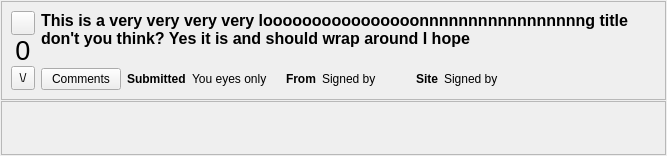
First picture: the form in retroshare-gui/src/gui/Posted/PostedItem.ui, repository chozabu/OldMeshDemocRS, before the edit.
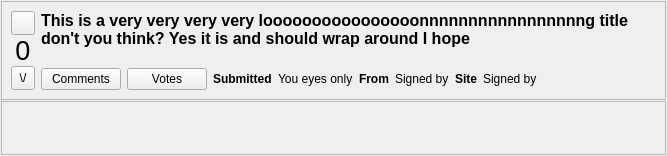
Second picture: the form after the edit. Icons and pictures are not drawn. Custom widgets are drawn as their Qt base class.

Commit message: Add button to show votes on a posteditem

Diff of the .ui file:
```diff
--- a/retroshare-gui/src/gui/Posted/PostedItem.ui
+++ b/retroshare-gui/src/gui/Posted/PostedItem.ui
@@ -43,6 +43,13 @@
       <enum>QFrame::Raised</enum>
      </property>
      <layout class="QGridLayout" name="gridLayout">
+      <item row="1" column="1">
+       <widget class="QPushButton" name="commentButton">
+        <property name="text">
+         <string>Comments</string>
+        </property>
+       </widget>
+      </item>
       <item row="0" column="0" rowspan="2">
        <layout class="QVBoxLayout" name="verticalLayout">
         <property name="spacing">
@@ -105,84 +112,7 @@
         </item>
        </layout>
       </item>
-      <item row="0" column="1" colspan="8">
-       <widget class="QLabel" name="titleLabel">
-        <property name="sizePolicy">
-         <sizepolicy hsizetype="Preferred" vsizetype="Expanding">
-          <horstretch>0</horstretch>
-          <verstretch>0</verstretch>
-         </sizepolicy>
-        </property>
-        <property name="font">
-         <font>
-          <pointsize>12</pointsize>
-          <weight>75</weight>
-          <bold>true</bold>
-         </font>
-        </property>
-        <property name="text">
-         <string>This is a very very very very loooooooooooooooonnnnnnnnnnnnnnnnng title don't you think? Yes it is and should wrap around I hope</string>
-        </property>
-        <property name="alignment">
-         <set>Qt::AlignLeading|Qt::AlignLeft|Qt::AlignTop</set>
-        </property>
-        <property name="wordWrap">
-         <bool>true</bool>
-        </property>
-        <property name="openExternalLinks">
-         <bool>true</bool>
-        </property>
-       </widget>
-      </item>
-      <item row="1" column="1">
-       <widget class="QPushButton" name="commentButton">
-        <property name="text">
-         <string>Comments</string>
-        </property>
-       </widget>
-      </item>
-      <item row="1" column="2">
-       <widget class="QLabel" name="dateBoldLabel">
-        <property name="sizePolicy">
-         <sizepolicy hsizetype="Preferred" vsizetype="Fixed">
-          <horstretch>0</horstretch>
-          <verstretch>0</verstretch>
-         </sizepolicy>
-        </property>
-        <property name="font">
-         <font>
-          <pointsize>9</pointsize>
-          <weight>75</weight>
-          <bold>true</bold>
-         </font>
-        </property>
-        <property name="text">
-         <string>Submitted</string>
-        </property>
-       </widget>
-      </item>
-      <item row="1" column="3">
-       <widget class="QLabel" name="dateLabel">
-        <property name="sizePolicy">
-         <sizepolicy hsizetype="Expanding" vsizetype="Fixed">
-          <horstretch>0</horstretch>
-          <verstretch>0</verstretch>
-         </sizepolicy>
-        </property>
-        <property name="font">
-         <font>
-          <pointsize>9</pointsize>
-         </font>
-        </property>
-        <property name="text">
-         <string notr="true">You eyes only</string>
-        </property>
-        <property name="openExternalLinks">
-         <bool>true</bool>
-        </property>
-       </widget>
-      </item>
-      <item row="1" column="4">
+      <item row="1" column="5">
        <widget class="QLabel" name="fromBoldLabel">
         <property name="sizePolicy">
          <sizepolicy hsizetype="Preferred" vsizetype="Fixed">
@@ -202,69 +132,7 @@
         </property>
        </widget>
       </item>
-      <item row="1" column="5">
-       <widget class="GxsIdLabel" name="fromLabel">
-        <property name="sizePolicy">
-         <sizepolicy hsizetype="Expanding" vsizetype="Fixed">
-          <horstretch>0</horstretch>
-          <verstretch>0</verstretch>
-         </sizepolicy>
-        </property>
-        <property name="font">
-         <font>
-          <pointsize>9</pointsize>
-         </font>
-        </property>
-        <property name="text">
-         <string notr="true">Signed by</string>
-        </property>
-        <property name="openExternalLinks">
-         <bool>true</bool>
-        </property>
-       </widget>
-      </item>
-      <item row="1" column="6">
-       <widget class="QLabel" name="fromBoldLabel_2">
-        <property name="sizePolicy">
-         <sizepolicy hsizetype="Preferred" vsizetype="Fixed">
-          <horstretch>0</horstretch>
-          <verstretch>0</verstretch>
-         </sizepolicy>
-        </property>
-        <property name="font">
-         <font>
-          <pointsize>9</pointsize>
-          <weight>75</weight>
-          <bold>true</bold>
-         </font>
-        </property>
-        <property name="text">
-         <string>Site</string>
-        </property>
-       </widget>
-      </item>
-      <item row="1" column="7">
-       <widget class="QLabel" name="siteLabel">
-        <property name="sizePolicy">
-         <sizepolicy hsizetype="Expanding" vsizetype="Fixed">
-          <horstretch>0</horstretch>
-          <verstretch>0</verstretch>
-         </sizepolicy>
-        </property>
-        <property name="font">
-         <font>
-          <pointsize>9</pointsize>
-         </font>
-        </property>
-        <property name="text">
-         <string notr="true">Signed by</string>
-        </property>
-        <property name="openExternalLinks">
-         <bool>true</bool>
-        </property>
-       </widget>
-      </item>
-      <item row="1" column="8">
+      <item row="1" column="9">
        <spacer name="horizontalSpacer">
         <property name="orientation">
          <enum>Qt::Horizontal</enum>
@@ -277,6 +145,145 @@
         </property>
        </spacer>
       </item>
+      <item row="1" column="6">
+       <widget class="GxsIdLabel" name="fromLabel">
+        <property name="sizePolicy">
+         <sizepolicy hsizetype="Expanding" vsizetype="Fixed">
+          <horstretch>0</horstretch>
+          <verstretch>0</verstretch>
+         </sizepolicy>
+        </property>
+        <property name="font">
+         <font>
+          <pointsize>9</pointsize>
+         </font>
+        </property>
+        <property name="text">
+         <string notr="true">Signed by</string>
+        </property>
+        <property name="openExternalLinks">
+         <bool>true</bool>
+        </property>
+       </widget>
+      </item>
+      <item row="1" column="8">
+       <widget class="QLabel" name="siteLabel">
+        <property name="sizePolicy">
+         <sizepolicy hsizetype="Expanding" vsizetype="Fixed">
+          <horstretch>0</horstretch>
+          <verstretch>0</verstretch>
+         </sizepolicy>
+        </property>
+        <property name="font">
+         <font>
+          <pointsize>9</pointsize>
+         </font>
+        </property>
+        <property name="text">
+         <string notr="true">Signed by</string>
+        </property>
+        <property name="openExternalLinks">
+         <bool>true</bool>
+        </property>
+       </widget>
+      </item>
+      <item row="1" column="4">
+       <widget class="QLabel" name="dateLabel">
+        <property name="sizePolicy">
+         <sizepolicy hsizetype="Expanding" vsizetype="Fixed">
+          <horstretch>0</horstretch>
+          <verstretch>0</verstretch>
+         </sizepolicy>
+        </property>
+        <property name="font">
+         <font>
+          <pointsize>9</pointsize>
+         </font>
+        </property>
+        <property name="text">
+         <string notr="true">You eyes only</string>
+        </property>
+        <property name="openExternalLinks">
+         <bool>true</bool>
+        </property>
+       </widget>
+      </item>
+      <item row="1" column="7">
+       <widget class="QLabel" name="fromBoldLabel_2">
+        <property name="sizePolicy">
+         <sizepolicy hsizetype="Preferred" vsizetype="Fixed">
+          <horstretch>0</horstretch>
+          <verstretch>0</verstretch>
+         </sizepolicy>
+        </property>
+        <property name="font">
+         <font>
+          <pointsize>9</pointsize>
+          <weight>75</weight>
+          <bold>true</bold>
+         </font>
+        </property>
+        <property name="text">
+         <string>Site</string>
+        </property>
+       </widget>
+      </item>
+      <item row="1" column="3">
+       <widget class="QLabel" name="dateBoldLabel">
+        <property name="sizePolicy">
+         <sizepolicy hsizetype="Preferred" vsizetype="Fixed">
+          <horstretch>0</horstretch>
+          <verstretch>0</verstretch>
+         </sizepolicy>
+        </property>
+        <property name="font">
+         <font>
+          <pointsize>9</pointsize>
+          <weight>75</weight>
+          <bold>true</bold>
+         </font>
+        </property>
+        <property name="text">
+         <string>Submitted</string>
+        </property>
+       </widget>
+      </item>
+      <item row="0" column="1" colspan="9">
+       <widget class="QLabel" name="titleLabel">
+        <property name="sizePolicy">
+         <sizepolicy hsizetype="Preferred" vsizetype="Expanding">
+          <horstretch>0</horstretch>
+          <verstretch>0</verstretch>
+         </sizepolicy>
+        </property>
+        <property name="font">
+         <font>
+          <pointsize>12</pointsize>
+          <weight>75</weight>
+          <bold>true</bold>
+         </font>
+        </property>
+        <property name="text">
+         <string>This is a very very very very loooooooooooooooonnnnnnnnnnnnnnnnng title don't you think? Yes it is and should wrap around I hope</string>
+        </property>
+        <property name="alignment">
+         <set>Qt::AlignLeading|Qt::AlignLeft|Qt::AlignTop</set>
+        </property>
+        <property name="wordWrap">
+         <bool>true</bool>
+        </property>
+        <property name="openExternalLinks">
+         <bool>true</bool>
+        </property>
+       </widget>
+      </item>
+      <item row="1" column="2">
+       <widget class="QPushButton" name="votesButton">
+        <property name="text">
+         <string>Votes</string>
+        </property>
+       </widget>
+      </item>
      </layout>
     </widget>
    </item>
```
The commit also changes 6 other files.
